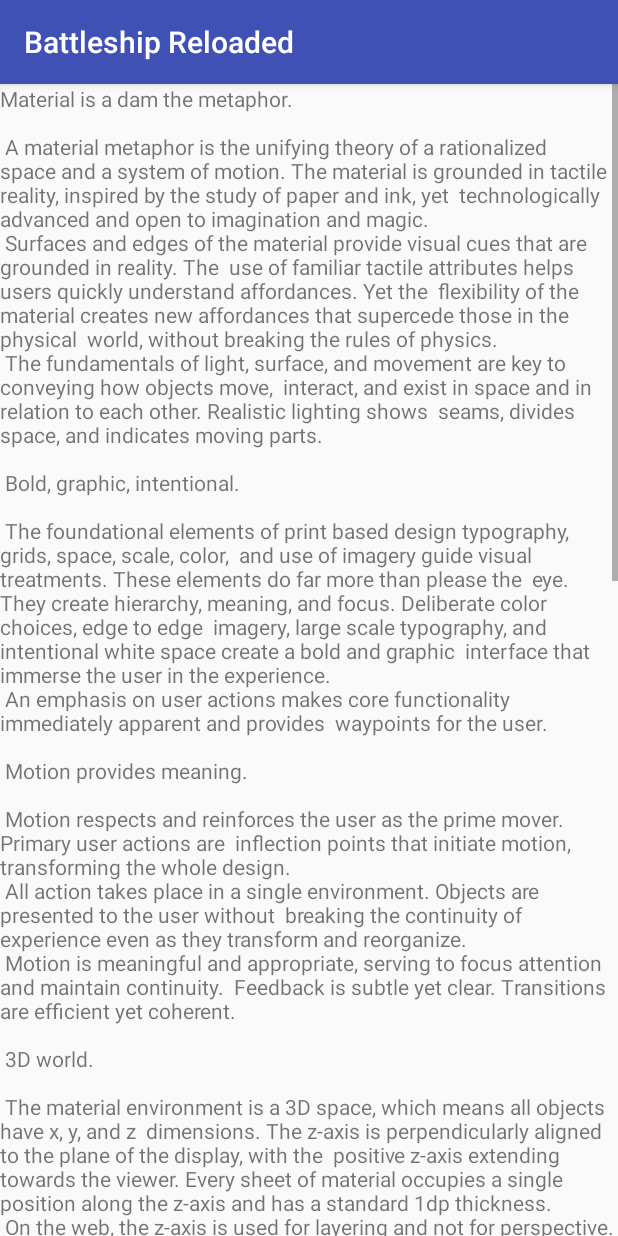
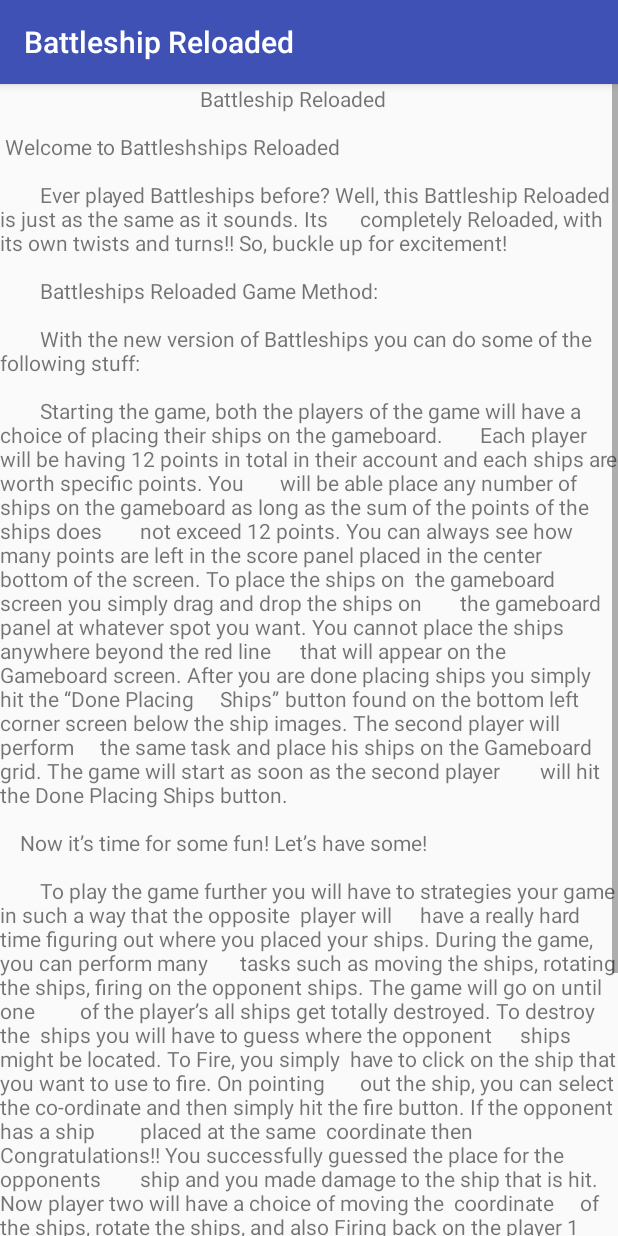
Before and after one commit to CSI2999GroupProject/Battleship-Reloaded, an Android app: the TutorialActivity screen opened directly, with no data from a screen before it, on a phone screen of 412 x 824 dp. Run offline under Robolectric (Android 15) with nearby library versions, the light colour scheme and no system bars.

Commit message:
Tutorial Screen

```diff
--- a/app/src/main/res/values/strings.xml
+++ b/app/src/main/res/values/strings.xml
@@ -6,92 +6,50 @@
     <string name="background_water_texture_for_the_string_open_map">background water texture for the @string/open_map</string>
     <string name="app_title">Battleship Reloaded</string>
     <string name="large_text">
-        "Material is a dam the metaphor.\n\n"
+        "\t\t\t\t\t\t\t\t\t\tBattleship Reloaded \n\n"
 
-        "A material metaphor is the unifying theory of a rationalized space and a system of motion."
-        "The material is grounded in tactile reality, inspired by the study of paper and ink, yet "
-        "technologically advanced and open to imagination and magic.\n"
-        "Surfaces and edges of the material provide visual cues that are grounded in reality. The "
-        "use of familiar tactile attributes helps users quickly understand affordances. Yet the "
-        "flexibility of the material creates new affordances that supercede those in the physical "
-        "world, without breaking the rules of physics.\n"
-        "The fundamentals of light, surface, and movement are key to conveying how objects move, "
-        "interact, and exist in space and in relation to each other. Realistic lighting shows "
-        "seams, divides space, and indicates moving parts.\n\n"
+        "Welcome to Battleshships Reloaded\n\n"
 
-        "Bold, graphic, intentional.\n\n"
+        "\t\tEver played Battleships before? Well, this Battleship Reloaded is just as the same as it"
+        "sounds. Its \t\tcompletely Reloaded, with its own twists and turns!! So, buckle up for excitement!\n\n"
 
-        "The foundational elements of print based design typography, grids, space, scale, color, "
-        "and use of imagery guide visual treatments. These elements do far more than please the "
-        "eye. They create hierarchy, meaning, and focus. Deliberate color choices, edge to edge "
-        "imagery, large scale typography, and intentional white space create a bold and graphic "
-        "interface that immerse the user in the experience.\n"
-        "An emphasis on user actions makes core functionality immediately apparent and provides "
-        "waypoints for the user.\n\n"
+        "\t\tBattleships Reloaded Game Method: \n\n"
+        "\t\tWith the new version of Battleships you can do some of the following stuff: \n\n"
 
-        "Motion provides meaning.\n\n"
+        "\t\tStarting the game, both the players of the game will have a choice of placing their ships on the"
+        "gameboard. \t\tEach player will be having 12 points in total in their account and each ships are"
+        "worth specific points. You \t\twill be able place any number of ships on the gameboard as long as"
+        "the sum of the points of the ships does \t\tnot exceed 12 points. You can always see how many"
+        "points are left in the score panel placed in the center \t\tbottom of the screen. To place the ships on "
+        "the gameboard screen you simply drag and drop the ships on \t\tthe gameboard panel at whatever"
+        "spot you want. You cannot place the ships anywhere beyond the red line \t\tthat will appear on the"
+        "Gameboard screen. After you are done placing ships you simply hit the “Done Placing \t\tShips”"
+        "button found on the bottom left corner screen below the ship images. The second player will"
+        "perform \t\tthe same task and place his ships on the Gameboard grid. The game will start as soon"
+        "as the second player \t\twill hit the Done Placing Ships button.\n\n "
 
-        "Motion respects and reinforces the user as the prime mover. Primary user actions are "
-        "inflection points that initiate motion, transforming the whole design.\n"
-        "All action takes place in a single environment. Objects are presented to the user without "
-        "breaking the continuity of experience even as they transform and reorganize.\n"
-        "Motion is meaningful and appropriate, serving to focus attention and maintain continuity. "
-        "Feedback is subtle yet clear. Transitions are efﬁcient yet coherent.\n\n"
+        "\tNow it’s time for some fun! Let’s have some! \n\n"
 
-        "3D world.\n\n"
+        "\t\tTo play the game further you will have to strategies your game in such a way that the opposite "
+        "player will \t\thave a really hard time figuring out where you placed your ships. During the game, "
+        "you can perform many \t\ttasks such as moving the ships, rotating the ships, firing on the opponent"
+        "ships. The game will go on until one \t\tof the player’s all ships get totally destroyed. To destroy the "
+        "ships you will have to guess where the opponent \t\tships might be located. To Fire, you simply "
+        "have to click on the ship that you want to use to fire. On pointing \t\tout the ship, you can select the"
+        "co-ordinate and then simply hit the fire button. If the opponent has a ship \t\tplaced at the same "
+        "coordinate then Congratulations!! You successfully guessed the place for the opponents \t\tship"
+        "and you made damage to the ship that is hit. Now player two will have a choice of moving the "
+        "coordinate \t\tof the ships, rotate the ships, and also Firing back on the player 1 ships. After you "
+        "get done with your turn you \t\tjust hit the “End Turn” button. The game will continue till all of the "
+        "ships of the either player gets destroyed.\t\t Sounds fun right? \n\n"
 
-        "The material environment is a 3D space, which means all objects have x, y, and z "
-        "dimensions. The z-axis is perpendicularly aligned to the plane of the display, with the "
-        "positive z-axis extending towards the viewer. Every sheet of material occupies a single "
-        "position along the z-axis and has a standard 1dp thickness.\n"
-        "On the web, the z-axis is used for layering and not for perspective. The 3D world is "
-        "emulated by manipulating the y-axis.\n\n"
+        "\t\tNow Each ship has its own firing and move ability. (Subject to change) \n\n"
+        "\t\tMoves: 	(Subject to change) \n"
+        "\t\tCruiser: 3 blocks per move\n"
+        "\t\tBattleships: 2 blocks per move\n"
+        "\t\tDestroyer: 2 blocks per move\n"
+        "\t\tAir-Craft Carrier: 1 block per move\n"
+        "\t\tSubmarine: 2 blocks per move\n"
 
-        "Light and shadow.\n\n"
-
-        "Within the material environment, virtual lights illuminate the scene. Key lights create "
-        "directional shadows, while ambient light creates soft shadows from all angles.\n"
-        "Shadows in the material environment are cast by these two light sources. In Android "
-        "development, shadows occur when light sources are blocked by sheets of material at "
-        "various positions along the z-axis. On the web, shadows are depicted by manipulating the "
-        "y-axis only. The following example shows the card with a height of 6dp.\n\n"
-
-        "Resting elevation.\n\n"
-
-        "All material objects, regardless of size, have a resting elevation, or default elevation "
-        "that does not change. If an object changes elevation, it should return to its resting "
-        "elevation as soon as possible.\n\n"
-
-        "Component elevations.\n\n"
-
-        "The resting elevation for a component type is consistent across apps (e.g., FAB elevation "
-        "does not vary from 6dp in one app to 16dp in another app).\n"
-        "Components may have different resting elevations across platforms, depending on the depth "
-        "of the environment (e.g., TV has a greater depth than mobile or desktop).\n\n"
-
-        "Responsive elevation and dynamic elevation offsets.\n\n"
-
-        "Some component types have responsive elevation, meaning they change elevation in response "
-        "to user input (e.g., normal, focused, and pressed) or system events. These elevation "
-        "changes are consistently implemented using dynamic elevation offsets.\n"
-        "Dynamic elevation offsets are the goal elevation that a component moves towards, relative "
-        "to the component’s resting state. They ensure that elevation changes are consistent "
-        "across actions and component types. For example, all components that lift on press have "
-        "the same elevation change relative to their resting elevation.\n"
-        "Once the input event is completed or cancelled, the component will return to its resting "
-        "elevation.\n\n"
-
-        "Avoiding elevation interference.\n\n"
-
-        "Components with responsive elevations may encounter other components as they move between "
-        "their resting elevations and dynamic elevation offsets. Because material cannot pass "
-        "through other material, components avoid interfering with one another any number of ways, "
-        "whether on a per component basis or using the entire app layout.\n"
-        "On a component level, components can move or be removed before they cause interference. "
-        "For example, a floating action button (FAB) can disappear or move off screen before a "
-        "user picks up a card, or it can move if a snackbar appears.\n"
-        "On the layout level, design your app layout to minimize opportunities for interference. "
-        "For example, position the FAB to one side of stream of a cards so the FAB won’t interfere "
-        "when a user tries to pick up one of cards.\n\n"
     </string>
 </resources>
```
